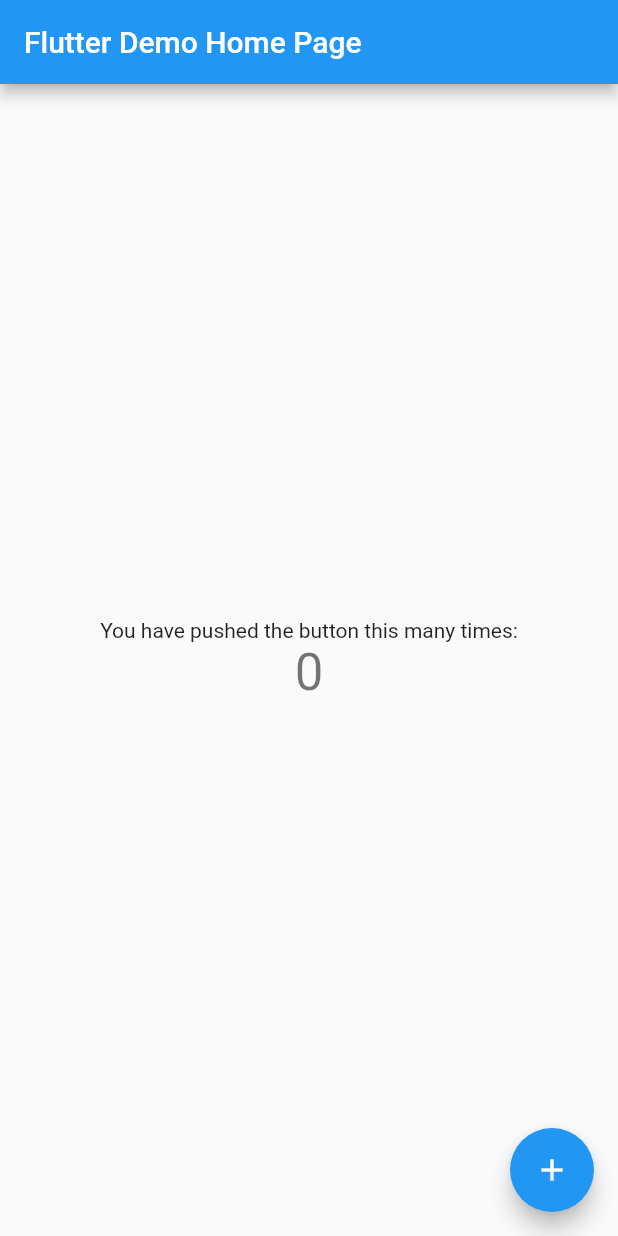
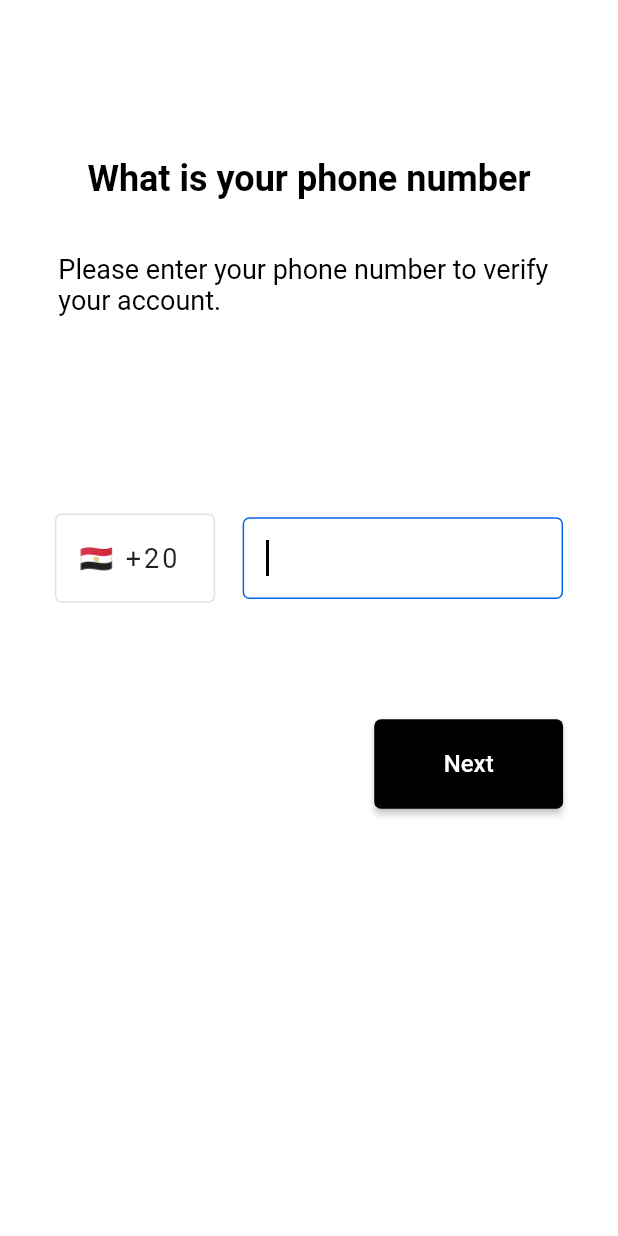
Before and after one commit to mahmoudlotf0/map-app, a Flutter app: the screen it shows after launch, on a phone screen of 412 x 824 dp. Run offline on Flutter 3.47's test engine with Material 2 defaults, Android fonts, the phone set to English and light mode, and no system bars; drawn by our look-alikes of auto_size_text; our stand-ins replace firebase_core, flutter_screenutil; accounts and stored records are empty.

Commit message:
Frist commit

```diff
--- a/lib/main.dart
+++ b/lib/main.dart
@@ -1,115 +1,31 @@
+import 'package:firebase_core/firebase_core.dart';
 import 'package:flutter/material.dart';
+import 'package:flutter_screenutil/flutter_screenutil.dart';
+import 'package:mapapp/presentation/resources/routes_manager.dart';
+import 'package:mapapp/presentation/resources/theme_manager.dart';
 
-void main() {
+void main() async {
+  WidgetsFlutterBinding.ensureInitialized();
+  Firebase.initializeApp();
   runApp(const MyApp());
 }
 
 class MyApp extends StatelessWidget {
   const MyApp({Key? key}) : super(key: key);
 
-  // This widget is the root of your application.
   @override
   Widget build(BuildContext context) {
-    return MaterialApp(
-      title: 'Flutter Demo',
-      theme: ThemeData(
-        // This is the theme of your application.
-        //
-        // Try running your application with "flutter run". You'll see the
-        // application has a blue toolbar. Then, without quitting the app, try
-        // changing the primarySwatch below to Colors.green and then invoke
-        // "hot reload" (press "r" in the console where you ran "flutter run",
-        // or simply save your changes to "hot reload" in a Flutter IDE).
-        // Notice that the counter didn't reset back to zero; the application
-        // is not restarted.
-        primarySwatch: Colors.blue,
-      ),
-      home: const MyHomePage(title: 'Flutter Demo Home Page'),
+    return ScreenUtilInit(
+      designSize: const Size(360, 690),
+      minTextAdapt: true,
+      splitScreenMode: true,
+      child: Builder(builder: (context) {
+        return MaterialApp(
+          debugShowCheckedModeBanner: false,
+          theme: ThemeManager.getPrimeTheme(),
+          onGenerateRoute: RouteGenerator.getRoute,
+        );
+      }),
     );
   }
 }
-
-class MyHomePage extends StatefulWidget {
-  const MyHomePage({Key? key, required this.title}) : super(key: key);
-
-  // This widget is the home page of your application. It is stateful, meaning
-  // that it has a State object (defined below) that contains fields that affect
-  // how it looks.
-
-  // This class is the configuration for the state. It holds the values (in this
-  // case the title) provided by the parent (in this case the App widget) and
-  // used by the build method of the State. Fields in a Widget subclass are
-  // always marked "final".
-
-  final String title;
-
-  @override
-  State<MyHomePage> createState() => _MyHomePageState();
-}
-
-class _MyHomePageState extends State<MyHomePage> {
-  int _counter = 0;
-
-  void _incrementCounter() {
-    setState(() {
-      // This call to setState tells the Flutter framework that something has
-      // changed in this State, which causes it to rerun the build method below
-      // so that the display can reflect the updated values. If we changed
-      // _counter without calling setState(), then the build method would not be
-      // called again, and so nothing would appear to happen.
-      _counter++;
-    });
-  }
-
-  @override
-  Widget build(BuildContext context) {
-    // This method is rerun every time setState is called, for instance as done
-    // by the _incrementCounter method above.
-    //
-    // The Flutter framework has been optimized to make rerunning build methods
-    // fast, so that you can just rebuild anything that needs updating rather
-    // than having to individually change instances of widgets.
-    return Scaffold(
-      appBar: AppBar(
-        // Here we take the value from the MyHomePage object that was created by
-        // the App.build method, and use it to set our appbar title.
-        title: Text(widget.title),
-      ),
-      body: Center(
-        // Center is a layout widget. It takes a single child and positions it
-        // in the middle of the parent.
-        child: Column(
-          // Column is also a layout widget. It takes a list of children and
-          // arranges them vertically. By default, it sizes itself to fit its
-          // children horizontally, and tries to be as tall as its parent.
-          //
-          // Invoke "debug painting" (press "p" in the console, choose the
-          // "Toggle Debug Paint" action from the Flutter Inspector in Android
-          // Studio, or the "Toggle Debug Paint" command in Visual Studio Code)
-          // to see the wireframe for each widget.
-          //
-          // Column has various properties to control how it sizes itself and
-          // how it positions its children. Here we use mainAxisAlignment to
-          // center the children vertically; the main axis here is the vertical
-          // axis because Columns are vertical (the cross axis would be
-          // horizontal).
-          mainAxisAlignment: MainAxisAlignment.center,
-          children: <Widget>[
-            const Text(
-              'You have pushed the button this many times:',
-            ),
-            Text(
-              '$_counter',
-              style: Theme.of(context).textTheme.headline4,
-            ),
-          ],
-        ),
-      ),
-      floatingActionButton: FloatingActionButton(
-        onPressed: _incrementCounter,
-        tooltip: 'Increment',
-        child: const Icon(Icons.add),
-      ), // This trailing comma makes auto-formatting nicer for build methods.
-    );
-  }
-}
--- /dev/null
+++ b/lib/presentation/resources/color_manager.dart
@@ -0,0 +1,19 @@
+import 'package:flutter/material.dart';
+
+class ColorManager {
+  static Color blue = HexColor.fromHex('#0666EB');
+  static Color lightBlue = HexColor.fromHex('#E5EFFD');
+  static Color lightGrey = HexColor.fromHex('#E1E1E1');
+  static Color white = Colors.white;
+  static Color black = Colors.black;
+}
+
+extension HexColor on Color {
+  static Color fromHex(String hexColorString) {
+    hexColorString = hexColorString.replaceAll('#', '');
+    if (hexColorString.length == 6) {
+      hexColorString = 'FF' + hexColorString;
+    }
+    return Color(int.parse(hexColorString, radix: 16));
+  }
+}
--- /dev/null
+++ b/lib/presentation/resources/font_manager.dart
@@ -0,0 +1,21 @@
+import 'package:flutter/material.dart';
+
+class FontConstants {}
+
+class FontWeightManager {
+  // static const FontWeight light = FontWeight.w300;
+  // static const FontWeight regular = FontWeight.w400;
+  // static const FontWeight meduim = FontWeight.w500;
+  // static const FontWeight semiBold = FontWeight.w600;
+  static const FontWeight bold = FontWeight.w700;
+}
+
+class FontSize {
+  static const double s12 = 12.0;
+  // static const double s14 = 14.0;
+  static const double s16 = 16.0;
+  // static const double s17 = 17.0;
+  static const double s18 = 18.0;
+  // static const double s20 = 20.0;
+  static const double s24 = 24.0;
+}
--- /dev/null
+++ b/lib/presentation/resources/routes_manager.dart
@@ -0,0 +1,15 @@
+import 'package:flutter/material.dart';
+import 'package:mapapp/presentation/screens/register/register.dart';
+
+class Routes {
+  static const String resgisterRoute = '/';
+}
+
+class RouteGenerator {
+  static Route<dynamic>? getRoute(RouteSettings settings) {
+    switch (settings.name) {
+      case Routes.resgisterRoute:
+        return MaterialPageRoute(builder: (_) => Register());
+    }
+  }
+}
--- /dev/null
+++ b/lib/presentation/resources/style_manager.dart
@@ -0,0 +1,23 @@
+import 'package:flutter/material.dart';
+import 'package:mapapp/presentation/resources/font_manager.dart';
+
+TextStyle regularTextStyle({
+  required Color color,
+  double fontSize = FontSize.s12,
+  double letterSpacing = 0,
+}) {
+  return TextStyle(
+    color: color,
+    fontSize: fontSize,
+    letterSpacing: letterSpacing,
+  );
+}
+
+TextStyle boldTextStyle(
+    {required Color color, double fontSize = FontSize.s12}) {
+  return TextStyle(
+    color: color,
+    fontSize: fontSize,
+    fontWeight: FontWeightManager.bold,
+  );
+}
--- /dev/null
+++ b/lib/presentation/resources/theme_manager.dart
@@ -0,0 +1,9 @@
+import 'package:flutter/material.dart';
+
+class ThemeManager {
+  static ThemeData getPrimeTheme() {
+    return ThemeData(
+      primarySwatch: Colors.blue,
+    );
+  }
+}
--- /dev/null
+++ b/lib/presentation/resources/values_manager.dart
@@ -0,0 +1,40 @@
+class AppMargin {
+  static const double m2 = 2.0;
+  // static const double m8 = 8.0;
+  // static const double m12 = 12.0;
+  // static const double m14 = 14.0;
+  // static const double m16 = 16.0;
+  // static const double m18 = 18.0;
+  // static const double m20 = 20.0;
+  static const double m32 = 32.0;
+  static const double m88 = 88.0;
+}
+
+class AppPadding {
+  static const double p2 = 2.0;
+  // static const double p8 = 8.0;
+  static const double p12 = 12.0;
+  // static const double p14 = 14.0;
+  static const double p16 = 16.0;
+  // static const double p18 = 18.0;
+  // static const double p20 = 20.0;
+}
+
+class AppSize {
+  // static const double s0 = 0.0;
+  // static const double s1_5 = 1.5;
+  // static const double s4 = 4.0;
+  static const double s6 = 4.0;
+  // static const double s8 = 8.0;
+  // static const double s12 = 12.0;
+  // static const double s14 = 14.0;
+  static const double s16 = 16.0;
+  // static const double s18 = 18.0;
+  // static const double s20 = 20.0;
+  // static const double s28 = 28.0;
+  static const double s30 = 30.0;
+  // static const double s40 = 40.0;
+  // static const double s60 = 60.0;
+  static const double s65 = 65.0;
+  static const double s110 = 110.0;
+}
--- /dev/null
+++ b/lib/presentation/screens/register/components/intro_texts.dart
@@ -0,0 +1,48 @@
+import 'package:auto_size_text/auto_size_text.dart';
+import 'package:flutter/material.dart';
+import 'package:flutter_screenutil/flutter_screenutil.dart';
+
+import 'package:mapapp/presentation/resources/color_manager.dart';
+import 'package:mapapp/presentation/resources/font_manager.dart';
+import 'package:mapapp/presentation/resources/style_manager.dart';
+import 'package:mapapp/presentation/resources/values_manager.dart';
+import 'package:mapapp/presentation/screens/register/register_view_model.dart';
+
+class IntroTexts extends StatelessWidget {
+  IntroTexts({Key? key}) : super(key: key);
+  final RegisterViewModel viewModel = RegisterViewModel();
+
+  @override
+  Widget build(BuildContext context) {
+    return Column(
+      children: [
+        _buildTitle(),
+        SizedBox(height: AppSize.s30.h),
+        _buildSubTitle(),
+      ],
+    );
+  }
+
+  Widget _buildSubTitle() {
+    return Container(
+      margin: EdgeInsets.symmetric(horizontal: AppMargin.m2.w),
+      child: AutoSizeText(
+        viewModel.subTitle,
+        style: regularTextStyle(
+          color: ColorManager.black,
+          fontSize: FontSize.s18,
+        ),
+      ),
+    );
+  }
+
+  Widget _buildTitle() {
+    return AutoSizeText(
+      viewModel.title,
+      style: boldTextStyle(
+        color: ColorManager.black,
+        fontSize: FontSize.s24,
+      ),
+    );
+  }
+}
--- /dev/null
+++ b/lib/presentation/screens/register/components/next_button.dart
@@ -0,0 +1,34 @@
+import 'package:auto_size_text/auto_size_text.dart';
+import 'package:flutter/material.dart';
+import 'package:flutter_screenutil/flutter_screenutil.dart';
+import 'package:mapapp/presentation/resources/color_manager.dart';
+import 'package:mapapp/presentation/resources/font_manager.dart';
+import 'package:mapapp/presentation/resources/style_manager.dart';
+import 'package:mapapp/presentation/resources/values_manager.dart';
+import 'package:mapapp/presentation/screens/register/register_view_model.dart';
+
+class NextButton extends StatelessWidget {
+  NextButton({Key? key}) : super(key: key);
+  final RegisterViewModel viewModel = RegisterViewModel();
+
+  @override
+  Widget build(BuildContext context) {
+    return Align(
+      alignment: Alignment.centerRight,
+      child: ElevatedButton(
+        style: ElevatedButton.styleFrom(
+          minimumSize: Size(110.w, 50.h),
+          primary: ColorManager.black,
+          shape: RoundedRectangleBorder(
+              borderRadius: BorderRadius.circular(AppSize.s6.r)),
+        ),
+        onPressed: () {},
+        child: AutoSizeText(viewModel.buttonName,
+            style: regularTextStyle(
+              color: ColorManager.white,
+              fontSize: FontSize.s16,
+            )),
+      ),
+    );
+  }
+}
--- /dev/null
+++ b/lib/presentation/screens/register/components/phone_form_field.dart
@@ -0,0 +1,88 @@
+import 'package:auto_size_text/auto_size_text.dart';
+import 'package:flutter/material.dart';
+import 'package:flutter_screenutil/flutter_screenutil.dart';
+
+import 'package:mapapp/presentation/resources/color_manager.dart';
+import 'package:mapapp/presentation/resources/font_manager.dart';
+import 'package:mapapp/presentation/resources/style_manager.dart';
+import 'package:mapapp/presentation/resources/values_manager.dart';
+import 'package:mapapp/presentation/screens/register/register_view_model.dart';
+
+class PhoneFormField extends StatelessWidget {
+  PhoneFormField({Key? key}) : super(key: key);
+  final RegisterViewModel viewModel = RegisterViewModel();
+
+  @override
+  Widget build(BuildContext context) {
+    return Row(
+      children: [
+        _buildContainerFlag(),
+        SizedBox(width: AppSize.s16.w),
+        _buildPhoneField(),
+      ],
+    );
+  }
+
+  Widget _buildPhoneField() {
+    return Expanded(
+      flex: 2,
+      child: Container(
+        width: double.infinity,
+        padding: EdgeInsets.symmetric(
+            horizontal: AppPadding.p12.h, vertical: AppPadding.p2.w),
+        decoration: BoxDecoration(
+          border: Border.all(
+            color: ColorManager.blue,
+          ),
+          borderRadius: BorderRadius.circular(AppSize.s6.r),
+        ),
+        child: TextFormField(
+          autofocus: true,
+          style: regularTextStyle(
+            color: ColorManager.black,
+            fontSize: FontSize.s18.sp,
+            letterSpacing: 2.0,
+          ),
+          decoration: const InputDecoration(border: InputBorder.none),
+          cursorColor: ColorManager.black,
+          keyboardType: TextInputType.phone,
+          validator: (String? value) {
+            if (value!.isEmpty) {
+              return viewModel.validStringIsEmpty;
+            } else if (value.length < 11) {
+              return viewModel.validStringIsShort;
+            }
+          },
+          onSaved: (value) {
+            viewModel.phoneNumber = value!;
+          },
+        ),
+      ),
+    );
+  }
+
+  Widget _buildContainerFlag() {
+    return Expanded(
+      flex: 1,
+      child: Container(
+        padding: EdgeInsets.symmetric(
+          horizontal: AppPadding.p12.h,
+          vertical: AppPadding.p16.w,
+        ),
+        decoration: BoxDecoration(
+          border: Border.all(
+            color: ColorManager.lightGrey,
+          ),
+          borderRadius: BorderRadius.circular(AppSize.s6.r),
+        ),
+        child: AutoSizeText(
+          viewModel.generateCountryFlag() + viewModel.codePhone,
+          style: const TextStyle(
+            fontSize: FontSize.s18,
+            letterSpacing: 2.0,
+          ),
+        ),
+      ),
+    );
+  }
+}
--- /dev/null
+++ b/lib/presentation/screens/register/register.dart
@@ -0,0 +1,44 @@
+import 'package:flutter/material.dart';
+import 'package:flutter_screenutil/flutter_screenutil.dart';
+
+import 'package:mapapp/presentation/resources/color_manager.dart';
+import 'package:mapapp/presentation/resources/values_manager.dart';
+import 'package:mapapp/presentation/screens/register/components/intro_texts.dart';
+import 'package:mapapp/presentation/screens/register/components/next_button.dart';
+import 'package:mapapp/presentation/screens/register/components/phone_form_field.dart';
+import 'package:mapapp/presentation/screens/register/register_view_model.dart';
+
+// ignore: must_be_immutable
+class Register extends StatelessWidget {
+  Register({Key? key}) : super(key: key);
+  RegisterViewModel viewModel = RegisterViewModel();
+  @override
+  Widget build(BuildContext context) {
+    return SafeArea(
+      child: Scaffold(
+        backgroundColor: ColorManager.white,
+        body: SingleChildScrollView(
+          child: Form(
+            key: UniqueKey(),
+            child: Container(
+              margin: EdgeInsets.symmetric(
+                horizontal: AppMargin.m32.w,
+                vertical: AppMargin.m88.h,
+              ),
+              child: Column(
+                crossAxisAlignment: CrossAxisAlignment.start,
+                children: [
+                  IntroTexts(),
+                  SizedBox(height: AppSize.s110.h),
+                  PhoneFormField(),
+                  SizedBox(height: AppSize.s65.h),
+                  NextButton(),
+                ],
+              ),
+            ),
+          ),
+        ),
+      ),
+    );
+  }
+}
--- /dev/null
+++ b/lib/presentation/screens/register/register_view_model.dart
@@ -0,0 +1,17 @@
+class RegisterViewModel {
+  final String title = 'What is your phone number';
+  final String subTitle =
+      'Please enter your phone number to verify your account.';
+  final String codePhone = ' +20';
+  final String validStringIsEmpty = 'please enter your number';
+  final String validStringIsShort = 'Too short for a phone number!';
+  final String buttonName = 'Next';
+  late String phoneNumber;
+
+  String generateCountryFlag() {
+    String countryCode = 'eg';
+    String flag = countryCode.toUpperCase().replaceAllMapped(RegExp(r'[A-Z]'),
+        (match) => String.fromCharCode(match.group(0)!.codeUnitAt(0) + 127397));
+    return flag;
+  }
+}
--- a/pubspec.yaml
+++ b/pubspec.yaml
@@ -17,6 +17,8 @@ dependencies:
   firebase_core: ^1.5.0
   firebase_auth: ^3.0.2
   cupertino_icons: ^1.0.2
+  auto_size_text: ^3.0.0
+  flutter_screenutil: ^5.5.2
     #? end packages
 
 dev_dependencies:
```
Also changed, not shown: pubspec.lock, 3 other files.
